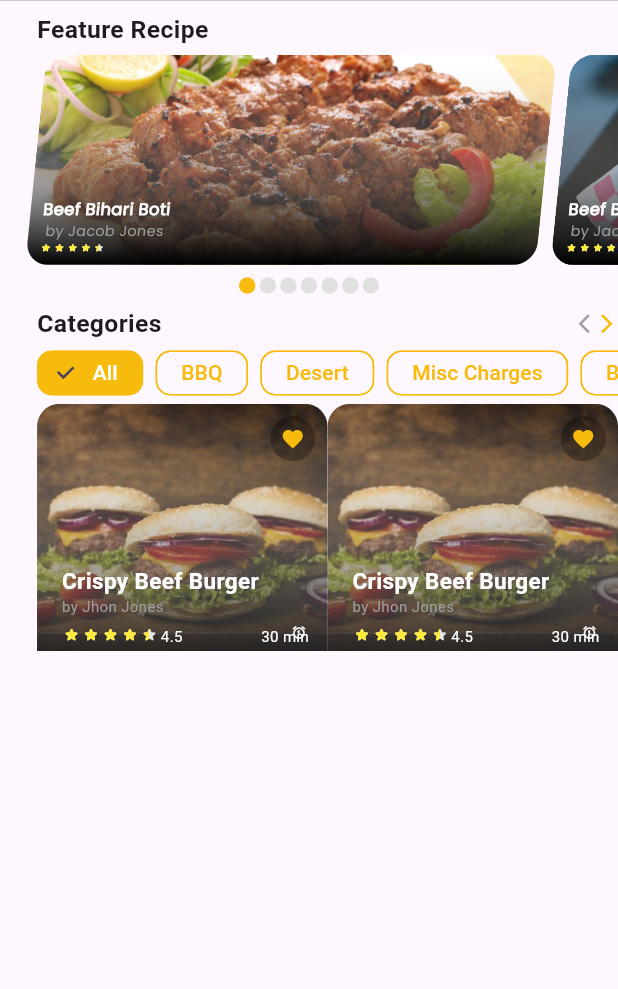
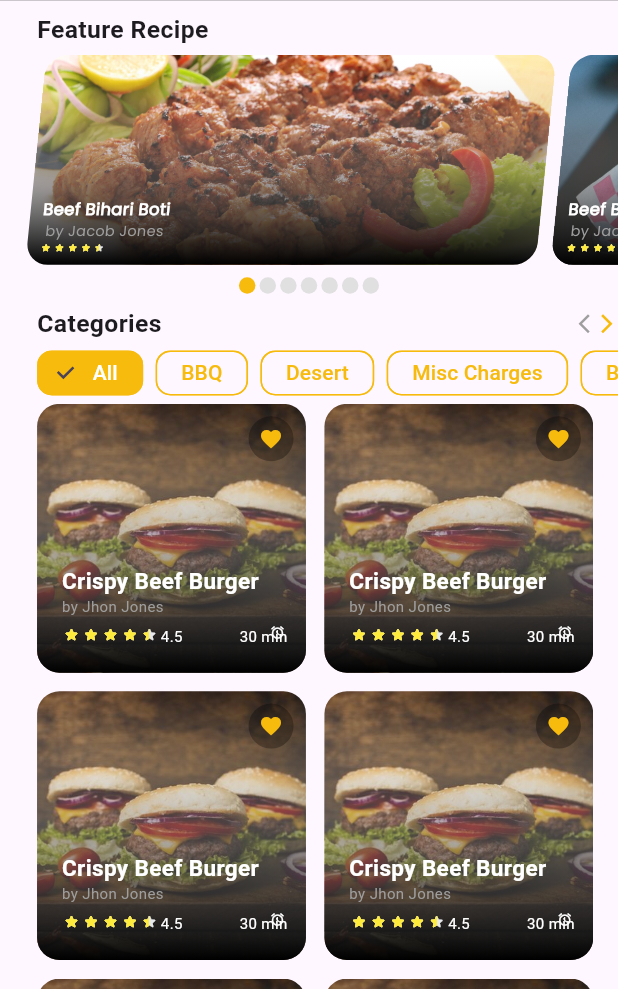
Before and after one commit to ashrafarif59/food, a Flutter app: the Home screen opened directly, on a phone screen of 412 x 824 dp, the part 247-1236 px from its top. Run offline on Flutter 3.47's test engine with Material 2 defaults, Android fonts, the phone set to English and light mode, and no system bars; drawn by our look-alikes of flutter_rating_stars; our stand-ins replace sizer.

```diff
--- a/lib/view/screen/home.dart
+++ b/lib/view/screen/home.dart
@@ -249,16 +249,22 @@ class _HomeState extends State<Home> {
                             );
                           }),
                     ),
-                    Container(
-                      height: 20.h,
+                    Padding(
+                      padding: EdgeInsets.only(right: 2.h),
+                      child: Container(
+                        height: MediaQuery.of(context).size.height,
                         child: GridView.builder(
-                          itemCount: 2,
+                          scrollDirection: Axis.vertical,
+                            itemCount: 16  ,
                             gridDelegate: SliverGridDelegateWithFixedCrossAxisCount(
-                              crossAxisCount: 2),
+                                crossAxisCount: 2,
+                               mainAxisSpacing: 1.5.h,
+                            crossAxisSpacing: 1.5.h),
                             itemBuilder: (context,index)
                             {
                               return burgerGrid(index);
                             }
+                        ),
                       ),
                     )
 
@@ -365,8 +371,8 @@ class _HomeState extends State<Home> {
 
   Widget burgerGrid(int Index) {
     return Container(
-        height: 20.h,
-        width: 130.sp,
+        height: 15.h,
+        width: 100.sp,
         decoration: BoxDecoration(
           borderRadius: BorderRadius.circular(15),
           image: DecorationImage(
@@ -376,8 +382,7 @@ class _HomeState extends State<Home> {
           ),
         ),
         child: Container(
-          //height: 15.h,
-          //width: 70.w,
+
           decoration: BoxDecoration(
             borderRadius: BorderRadius.circular(15),
             gradient: LinearGradient(
```
Lines whose indentation alone changed are shown as unchanged.
